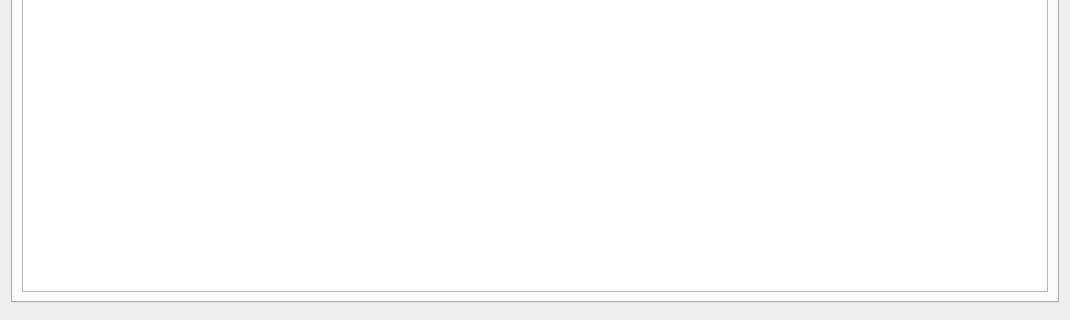
This is src/modules/sns/SNSMessageDetailsDialog.ui in jensvogt/awsmock-qt-ui as Qt 5 draws it before an edit; both pictures show x 0 to 1070 and y 509 to 829 of the 1070 by 829 pixel window. The edited form follows.
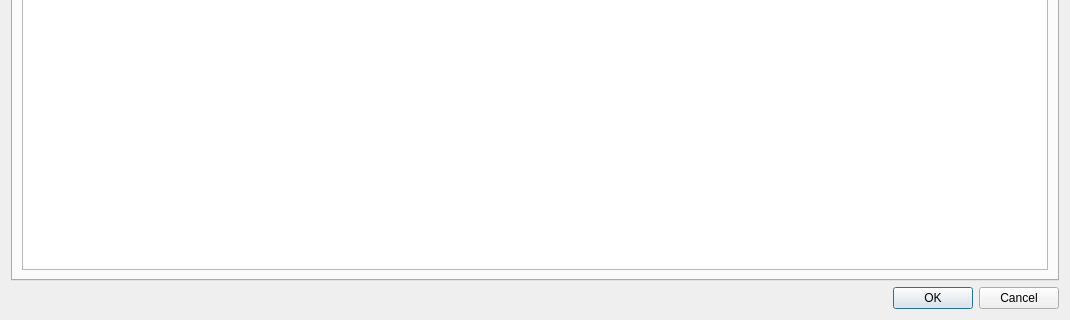
This is the edited form.

Patch:
```diff
--- a/src/modules/sns/SNSMessageDetailsDialog.ui
+++ b/src/modules/sns/SNSMessageDetailsDialog.ui
@@ -195,7 +195,7 @@
    <item>
     <widget class="QDialogButtonBox" name="buttonBox">
      <property name="standardButtons">
-      <set>QDialogButtonBox::StandardButton::NoButton</set>
+      <set>QDialogButtonBox::StandardButton::Cancel|QDialogButtonBox::StandardButton::Ok</set>
      </property>
     </widget>
    </item>
```
Left out of the diff: 35 changed lines with no effect on the pictures.
